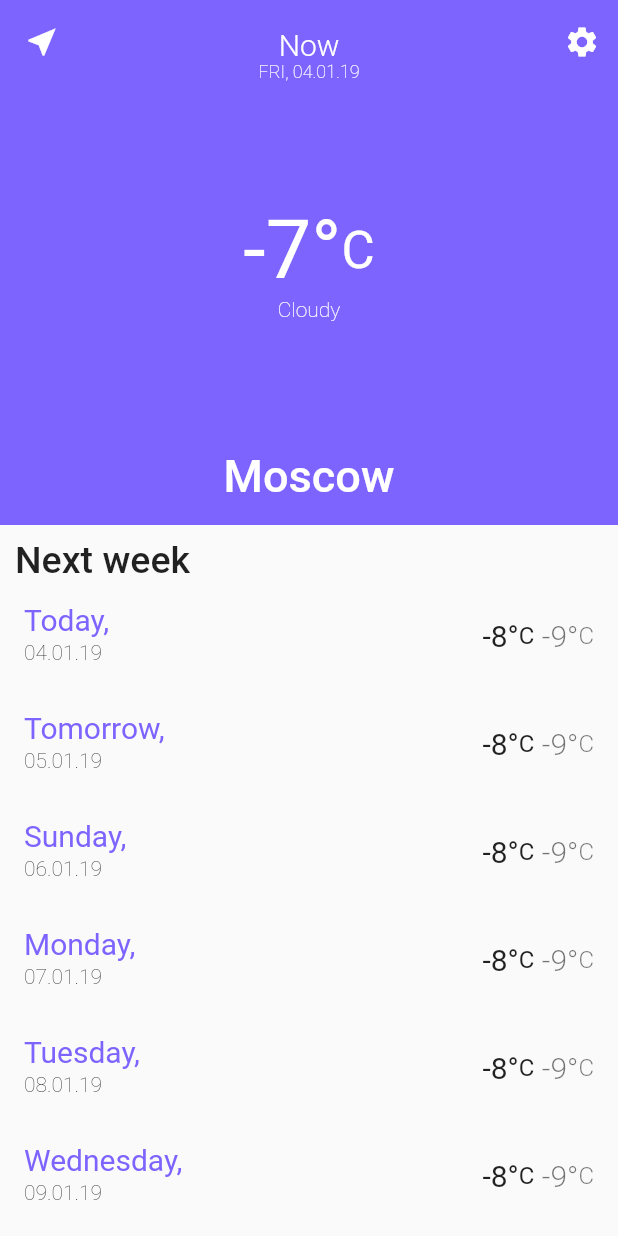
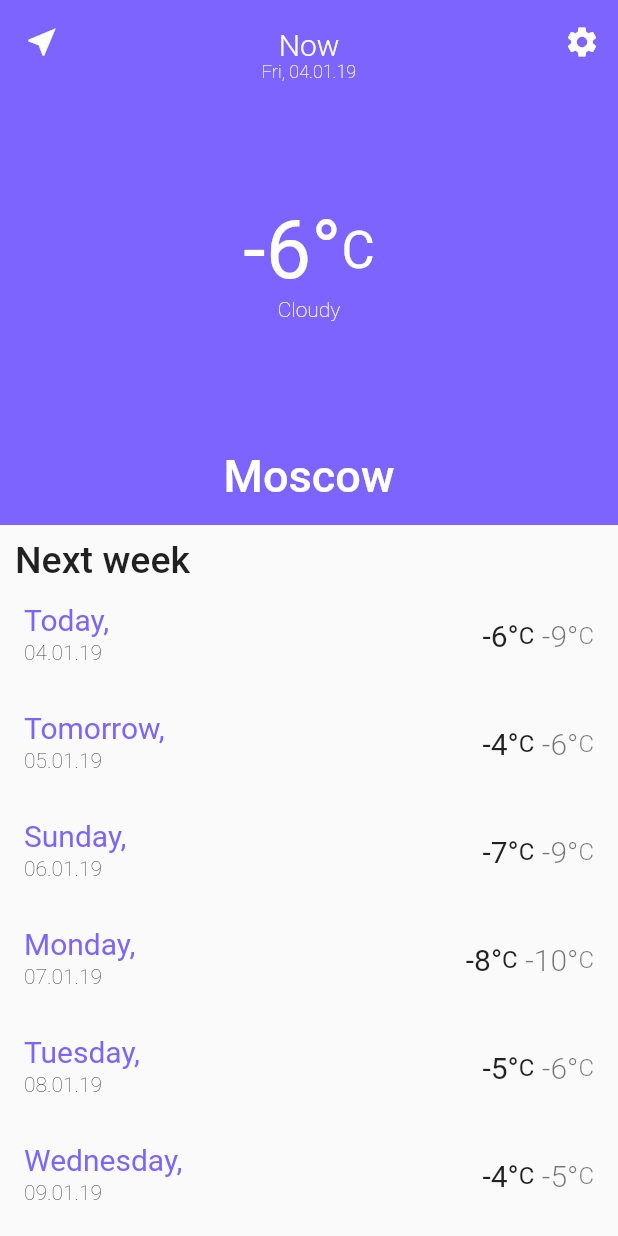
Before and after one commit to mk101/flutter_weather, a Flutter app: the screen it shows after launch, on a phone screen of 412 x 824 dp. Run offline on Flutter 3.47's test engine with Material 2 defaults, Android fonts, the phone set to English and light mode, and no system bars; our stand-ins replace fluttertoast.

Commit message:
add server

```diff
--- a/lib/main.dart
+++ b/lib/main.dart
@@ -1,5 +1,6 @@
 import 'package:flutter/material.dart';
 import 'package:weather/pages/home.dart';
+import 'package:weather/server/test_server.dart';
 
 void main() => runApp(MyApp());
 
@@ -24,7 +25,7 @@ class MyApp extends StatelessWidget {
 
         }),
       ),
-      home: HomePage(title: 'Weather'),
+      home: HomePage(title: 'Weather', server: TestServer(),),
     );
   }
 }
--- a/lib/pages/home.dart
+++ b/lib/pages/home.dart
@@ -1,16 +1,19 @@
 import 'package:flutter/material.dart';
 import 'package:intl/intl.dart';
+import 'package:weather/server/server.dart';
 
 class HomePage extends StatefulWidget {
   final String title;
-
-  HomePage({this.title, Key key}) : super(key: key);
+  final Server server;
+  HomePage({this.title, Key key, this.server}) : super(key: key);
 
   @override
   _HomePageState createState() => _HomePageState();
 }
 
 class _HomePageState extends State<HomePage> {
+  String curCity = 'Moscow';
+
   @override
   Widget build(BuildContext context) {
     return Scaffold(
@@ -27,7 +30,7 @@ class _HomePageState extends State<HomePage> {
               color: Colors.white,
             ),
             flexibleSpace: FlexibleSpaceBar(
-              title: Text('Moscow'),
+              title: Text(curCity),
               centerTitle: true,
               collapseMode: CollapseMode.pin,
               background: Container(
@@ -45,7 +48,7 @@ class _HomePageState extends State<HomePage> {
                           ),
                         ),
                       ),
-                      Text('FRI, 04.01.19',
+                      Text(getHeaderTime(),
                         style: TextStyle(
                           color: Colors.white,
                           fontWeight: FontWeight.w100,
@@ -56,7 +59,7 @@ class _HomePageState extends State<HomePage> {
                       Row(
                         mainAxisAlignment: MainAxisAlignment.center,
                         children: <Widget>[
-                          Text('-7°', style: TextStyle(
+                          Text('${widget.server.getCurrentWeather(curCity).dayTemp}°', style: TextStyle(
                               color: Colors.white,
                               fontSize: 54.0
                             ),
@@ -68,7 +71,7 @@ class _HomePageState extends State<HomePage> {
                           ),
                         ],
                       ),
-                      Text('Cloudy', style: TextStyle(
+                      Text(widget.server.getCurrentWeather(curCity).type, style: TextStyle(
                           color: Colors.white,
                           fontWeight: FontWeight.w100,
                           fontSize: 14.0
@@ -102,6 +105,39 @@ class _HomePageState extends State<HomePage> {
     );
   }
 
+  getHeaderTime() {
+    var time = DateTime.now();
+    var format = DateFormat("dd.MM.yy");
+
+    String d;
+
+    switch (time.weekday) {
+      case 1:
+        d = 'Mon';
+        break;
+      case 2:
+        d = 'Tue';
+        break;
+      case 3:
+        d = 'Wed';
+        break;
+      case 4:
+        d = 'Thu';
+        break;
+      case 5:
+        d = 'Fri';
+        break;
+      case 6:
+        d = 'Sat';
+        break;
+      case 7:
+        d = 'Sun';
+        break;
+    }
+
+    return '$d, ${format.format(time)}';
+  }
+
   getActions() {
     return <Widget> [
       IconButton(
@@ -117,6 +153,8 @@ class _HomePageState extends State<HomePage> {
 
     var time = DateTime.now();
     var format = DateFormat("dd.MM.yy");
+
+    var wethers = widget.server.getWeatherForNextWeek(curCity);
 
     for (int i = 0; i < 7; i++) {
       String d;
@@ -170,7 +208,7 @@ class _HomePageState extends State<HomePage> {
         trailing: Row(
           mainAxisSize: MainAxisSize.min,
           children: <Widget>[
-            Text('-8°', style: TextStyle(
+            Text('${wethers[i].dayTemp}°', style: TextStyle(
                 fontSize: 20.0
               ),
             ),
@@ -179,7 +217,7 @@ class _HomePageState extends State<HomePage> {
               ),
             ),
             Padding(padding: EdgeInsets.only(left: 5),),
-            Text('-9°', style: TextStyle(
+            Text('${wethers[i].nightTemp}°', style: TextStyle(
                 fontSize: 20.0,
                 color: Colors.black54,
                 fontWeight: FontWeight.w300
--- /dev/null
+++ b/lib/server/server.dart
@@ -0,0 +1,9 @@
+import 'package:weather/weather/weather.dart';
+
+abstract class Server {
+
+  Weather getCurrentWeather(String name);
+
+  List<Weather> getWeatherForNextWeek(String name);
+
+}
--- /dev/null
+++ b/lib/server/test_server.dart
@@ -0,0 +1,75 @@
+import 'package:weather/server/server.dart';
+import 'package:weather/weather/weather.dart';
+import 'package:fluttertoast/fluttertoast.dart';
+
+class TestServer implements Server {
+  static final _server = TestServer._internal();
+
+  factory TestServer() {
+    return _server;
+  }
+  TestServer._internal();
+
+  @override
+  Weather getCurrentWeather(String name) {
+    switch(name) {
+      case 'Moscow':
+        return new Weather('Cloudy', -6, -9);
+      case 'St. Peterburg':
+        return new Weather('Rainy', -4, -5);
+      case 'N. Novgorod':
+        return new Weather('Sunny', -7, -10);
+      default:
+        Fluttertoast.showToast(msg: 'Can\'t find location');
+        return Weather.getDefault();
+    }
+  }
+
+  @override
+  List<Weather> getWeatherForNextWeek(String name) {
+    switch(name) {
+      case 'Moscow':
+        return <Weather>[
+          new Weather('Cloudy', -6, -9),
+          new Weather('Sunny', -4, -6),
+          new Weather('Cloudy', -7, -9),
+          new Weather('Rainy', -8, -10),
+          new Weather('Sunny', -5, -6),
+          new Weather('Sunny', -4, -5),
+          new Weather('Cloudy', -6, -9)
+        ];
+      case 'St. Peterburg':
+        return <Weather>[
+          new Weather('Rainy', -5, -7),
+          new Weather('Sunny', -4, -6),
+          new Weather('Sunny', -4, -6),
+          new Weather('Rainy', -8, -10),
+          new Weather('Cloudy', -7, -9),
+          new Weather('Sunny', -4, -5),
+          new Weather('Rainy', -7, -9)
+        ];
+      case 'N. Novgorod':
+        return <Weather>[
+          new Weather('Cloudy', -6, -9),
+          new Weather('Cloudy', -6, -8),
+          new Weather('Sunny', -5, -9),
+          new Weather('Rainy', -8, -10),
+          new Weather('Cloudy', -6, -7),
+          new Weather('Sunny', -4, -5),
+          new Weather('Cloudy', -6, -9)
+        ];
+      default:
+        Fluttertoast.showToast(msg: 'Can\'t find location');
+        return <Weather>[
+          Weather.getDefault(),
+          Weather.getDefault(),
+          Weather.getDefault(),
+          Weather.getDefault(),
+          Weather.getDefault(),
+          Weather.getDefault(),
+          Weather.getDefault()
+        ];
+    }
+  }
+
+}
--- /dev/null
+++ b/lib/weather/weather.dart
@@ -0,0 +1,12 @@
+
+class Weather {
+  String type;
+  int dayTemp;
+  int nightTemp;
+
+  Weather(this.type, this.dayTemp, this.nightTemp);
+
+  static Weather getDefault() {
+    return new Weather('', 0, 0);
+  }
+}
--- a/pubspec.yaml
+++ b/pubspec.yaml
@@ -16,6 +16,7 @@ dependencies:
   flutter:
     sdk: flutter
   intl: ^0.15.7
+  fluttertoast: ^2.2.3
 
   # The following adds the Cupertino Icons font to your application.
   # Use with the CupertinoIcons class for iOS style icons.
```
